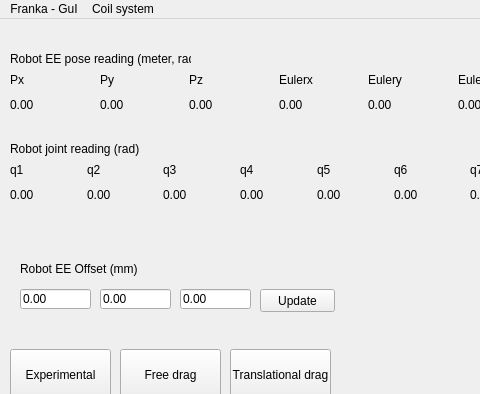
Old version of the form mainwindow.ui in the repository erikfredin/FrankaEmikaGUI; both pictures show x 0 to 480 and y 0 to 394 of the 718 by 602 pixel window.
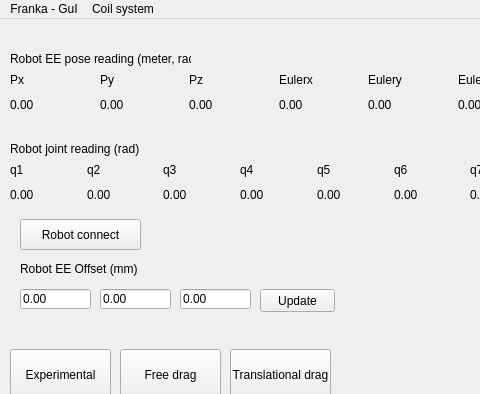
New version of the form.

```diff
--- a/mainwindow.ui
+++ b/mainwindow.ui
@@ -462,6 +462,19 @@
      <string>Continue</string>
     </property>
    </widget>
+   <widget class="QPushButton" name="pushButton_robotconnect">
+    <property name="geometry">
+     <rect>
+      <x>20</x>
+      <y>200</y>
+      <width>121</width>
+      <height>31</height>
+     </rect>
+    </property>
+    <property name="text">
+     <string>Robot connect</string>
+    </property>
+   </widget>
   </widget>
   <widget class="QMenuBar" name="menubar">
    <property name="geometry">
```
